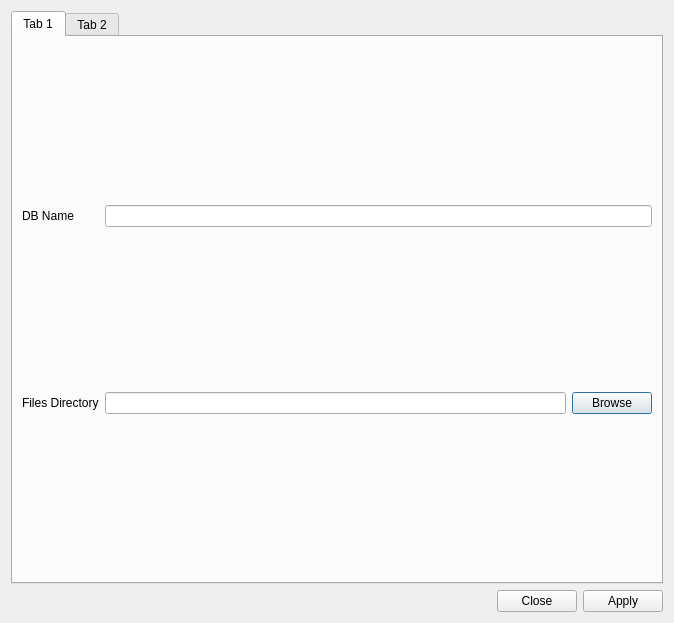
Qt form isp/resources/designer_uis/PPSD_DBGeneratorDialog.ui (ProjectISP/ISP) before a commit.
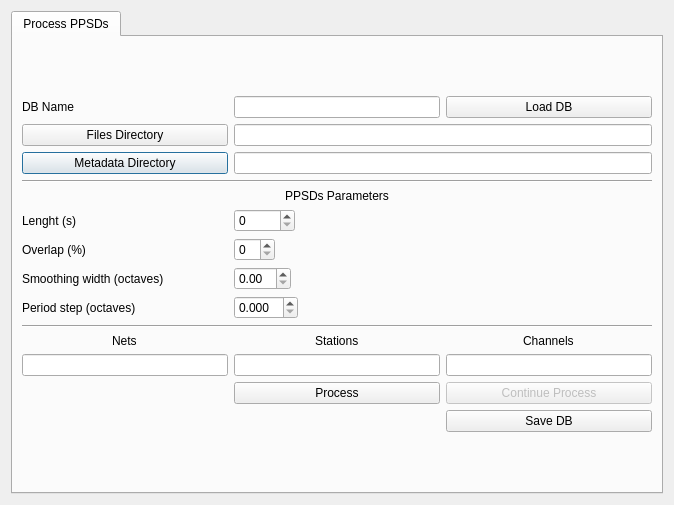
The same form after that commit.

Commit message: 1. PPSDs database generator created 2. Array Analisis debug

```diff
--- a/isp/resources/designer_uis/PPSD_DBGeneratorDialog.ui
+++ b/isp/resources/designer_uis/PPSD_DBGeneratorDialog.ui
@@ -7,7 +7,7 @@
     <x>0</x>
     <y>0</y>
     <width>674</width>
-    <height>623</height>
+    <height>505</height>
    </rect>
   </property>
   <property name="windowTitle">
@@ -21,53 +21,225 @@
      </property>
      <widget class="QWidget" name="tab">
       <attribute name="title">
-       <string>Tab 1</string>
+       <string>Process PPSDs</string>
       </attribute>
       <layout class="QGridLayout" name="gridLayout_2">
-       <item row="0" column="0">
-        <widget class="QLabel" name="label">
-         <property name="text">
-          <string>DB Name</string>
-         </property>
-        </widget>
-       </item>
        <item row="1" column="1">
-        <widget class="QLineEdit" name="lineEdit_2"/>
-       </item>
-       <item row="1" column="0">
-        <widget class="QLabel" name="label_2">
-         <property name="text">
-          <string>Files Directory</string>
-         </property>
-        </widget>
-       </item>
-       <item row="1" column="2">
-        <widget class="QPushButton" name="pushButton">
-         <property name="text">
-          <string>Browse</string>
-         </property>
-        </widget>
-       </item>
-       <item row="0" column="1" colspan="2">
-        <widget class="QLineEdit" name="lineEdit"/>
+        <layout class="QGridLayout" name="gridLayout">
+         <item row="13" column="1">
+          <widget class="QLineEdit" name="stationsTx"/>
+         </item>
+         <item row="10" column="0" colspan="3">
+          <widget class="Line" name="line_2">
+           <property name="orientation">
+            <enum>Qt::Horizontal</enum>
+           </property>
+          </widget>
+         </item>
+         <item row="2" column="0">
+          <widget class="QPushButton" name="datalessBtn">
+           <property name="text">
+            <string>Metadata Directory</string>
+           </property>
+          </widget>
+         </item>
+         <item row="6" column="1">
+          <widget class="QSpinBox" name="lenghtSB">
+           <property name="sizePolicy">
+            <sizepolicy hsizetype="Maximum" vsizetype="Fixed">
+             <horstretch>0</horstretch>
+             <verstretch>0</verstretch>
+            </sizepolicy>
+           </property>
+           <property name="maximum">
+            <number>86400</number>
+           </property>
+          </widget>
+         </item>
+         <item row="14" column="2">
+          <widget class="QPushButton" name="continueBtn">
+           <property name="enabled">
+            <bool>false</bool>
+           </property>
+           <property name="text">
+            <string>Continue Process</string>
+           </property>
+          </widget>
+         </item>
+         <item row="3" column="0" colspan="3">
+          <widget class="Line" name="line">
+           <property name="orientation">
+            <enum>Qt::Horizontal</enum>
+           </property>
+          </widget>
+         </item>
+         <item row="14" column="1">
+          <widget class="QPushButton" name="processBtn">
+           <property name="text">
+            <string>Process</string>
+           </property>
+          </widget>
+         </item>
+         <item row="1" column="1" colspan="2">
+          <widget class="QLineEdit" name="rootPathForm"/>
+         </item>
+         <item row="4" column="0" colspan="3" alignment="Qt::AlignHCenter">
+          <widget class="QLabel" name="label_2">
+           <property name="sizePolicy">
+            <sizepolicy hsizetype="Preferred" vsizetype="Maximum">
+             <horstretch>0</horstretch>
+             <verstretch>0</verstretch>
+            </sizepolicy>
+           </property>
+           <property name="text">
+            <string>PPSDs Parameters</string>
+           </property>
+          </widget>
+         </item>
+         <item row="13" column="2">
+          <widget class="QLineEdit" name="chnTx"/>
+         </item>
+         <item row="2" column="1" colspan="2">
+          <widget class="QLineEdit" name="datalessPathForm"/>
+         </item>
+         <item row="8" column="0">
+          <widget class="QLabel" name="label_8">
+           <property name="text">
+            <string>Smoothing width (octaves)</string>
+           </property>
+          </widget>
+         </item>
+         <item row="0" column="2">
+          <widget class="QPushButton" name="loadBtn">
+           <property name="text">
+            <string>Load DB</string>
+           </property>
+          </widget>
+         </item>
+         <item row="7" column="0">
+          <widget class="QLabel" name="label_7">
+           <property name="text">
+            <string>Overlap (%)</string>
+           </property>
+          </widget>
+         </item>
+         <item row="0" column="0">
+          <widget class="QLabel" name="label">
+           <property name="text">
+            <string>DB Name</string>
+           </property>
+          </widget>
+         </item>
+         <item row="11" column="1" alignment="Qt::AlignHCenter">
+          <widget class="QLabel" name="label_4">
+           <property name="sizePolicy">
+            <sizepolicy hsizetype="Preferred" vsizetype="Maximum">
+             <horstretch>0</horstretch>
+             <verstretch>0</verstretch>
+            </sizepolicy>
+           </property>
+           <property name="text">
+            <string>Stations</string>
+           </property>
+          </widget>
+         </item>
+         <item row="9" column="1">
+          <widget class="QDoubleSpinBox" name="periodSB">
+           <property name="sizePolicy">
+            <sizepolicy hsizetype="Maximum" vsizetype="Fixed">
+             <horstretch>0</horstretch>
+             <verstretch>0</verstretch>
+            </sizepolicy>
+           </property>
+           <property name="decimals">
+            <number>3</number>
+           </property>
+          </widget>
+         </item>
+         <item row="13" column="0">
+          <widget class="QLineEdit" name="netsTx"/>
+         </item>
+         <item row="6" column="0">
+          <widget class="QLabel" name="label_6">
+           <property name="text">
+            <string>Lenght (s)</string>
+           </property>
+          </widget>
+         </item>
+         <item row="11" column="2" alignment="Qt::AlignHCenter">
+          <widget class="QLabel" name="label_5">
+           <property name="sizePolicy">
+            <sizepolicy hsizetype="Preferred" vsizetype="Maximum">
+             <horstretch>0</horstretch>
+             <verstretch>0</verstretch>
+            </sizepolicy>
+           </property>
+           <property name="text">
+            <string>Channels</string>
+           </property>
+          </widget>
+         </item>
+         <item row="7" column="1">
+          <widget class="QSpinBox" name="overlapSB">
+           <property name="sizePolicy">
+            <sizepolicy hsizetype="Maximum" vsizetype="Fixed">
+             <horstretch>0</horstretch>
+             <verstretch>0</verstretch>
+            </sizepolicy>
+           </property>
+          </widget>
+         </item>
+         <item row="11" column="0" alignment="Qt::AlignHCenter">
+          <widget class="QLabel" name="label_3">
+           <property name="sizePolicy">
+            <sizepolicy hsizetype="Preferred" vsizetype="Maximum">
+             <horstretch>0</horstretch>
+             <verstretch>0</verstretch>
+            </sizepolicy>
+           </property>
+           <property name="text">
+            <string>Nets</string>
+           </property>
+          </widget>
+         </item>
+         <item row="9" column="0">
+          <widget class="QLabel" name="label_9">
+           <property name="text">
+            <string>Period step (octaves)</string>
+           </property>
+          </widget>
+         </item>
+         <item row="0" column="1">
+          <widget class="QLineEdit" name="nameForm"/>
+         </item>
+         <item row="8" column="1">
+          <widget class="QDoubleSpinBox" name="smoothingSB">
+           <property name="sizePolicy">
+            <sizepolicy hsizetype="Maximum" vsizetype="Fixed">
+             <horstretch>0</horstretch>
+             <verstretch>0</verstretch>
+            </sizepolicy>
+           </property>
+          </widget>
+         </item>
+         <item row="1" column="0">
+          <widget class="QPushButton" name="selectDirBtn">
+           <property name="text">
+            <string>Files Directory</string>
+           </property>
+          </widget>
+         </item>
+         <item row="15" column="2">
+          <widget class="QPushButton" name="saveBtn">
+           <property name="text">
+            <string>Save DB</string>
+           </property>
+          </widget>
+         </item>
+        </layout>
        </item>
       </layout>
      </widget>
-     <widget class="QWidget" name="tab_2">
-      <attribute name="title">
-       <string>Tab 2</string>
-      </attribute>
-     </widget>
-    </widget>
-   </item>
-   <item>
-    <widget class="QDialogButtonBox" name="buttonBox">
-     <property name="orientation">
-      <enum>Qt::Horizontal</enum>
-     </property>
-     <property name="standardButtons">
-      <set>QDialogButtonBox::Apply|QDialogButtonBox::Close</set>
-     </property>
     </widget>
    </item>
   </layout>
```
Left out of the diff: 38 changed lines with no effect on the pictures. The commit also changes 21 other files.
